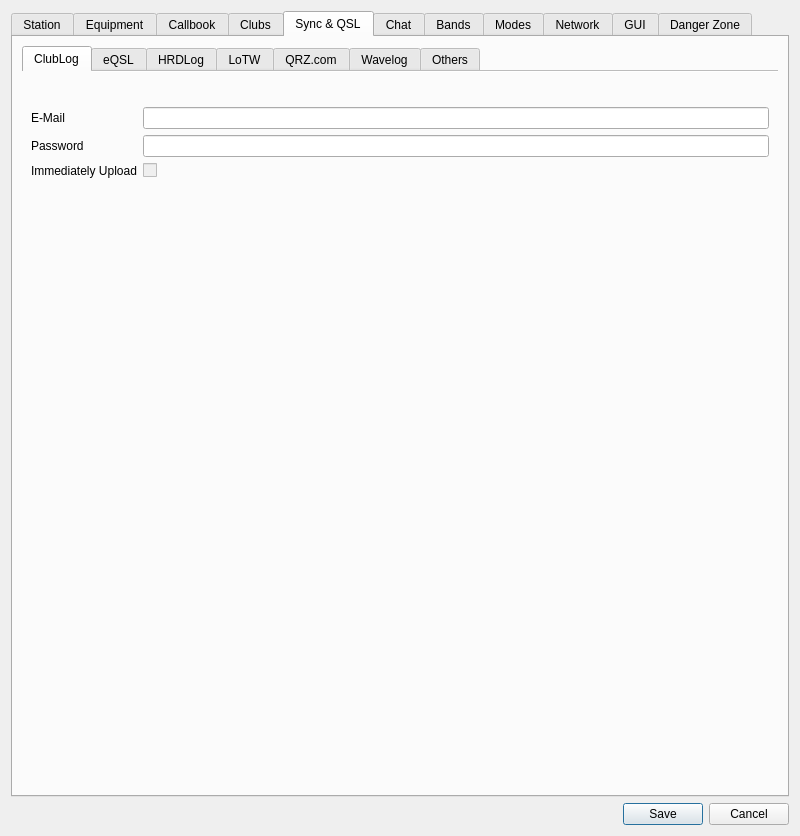
Above: ui/SettingsDialog.ui from foldynl/QLog before the change. Below: the same form after it.
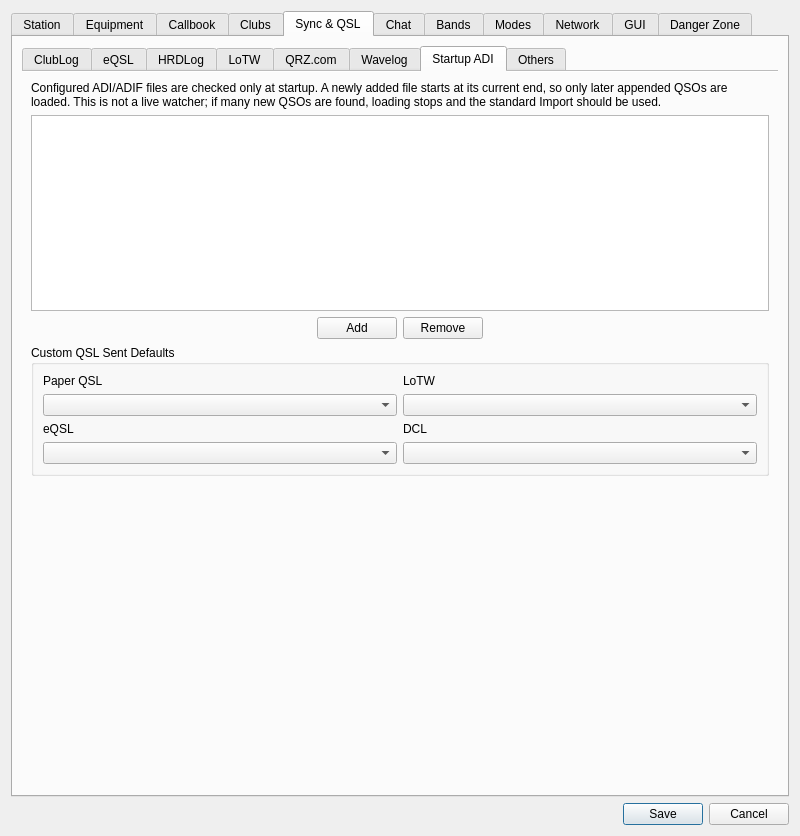
That is the form after the change. The open tabs and pages were chosen to show the change. Icons and pictures are not drawn. Custom widgets are drawn as their Qt base class.

Commit message: Fixed #941 - Settings: Added StartUp ADI file Import

```diff
--- a/ui/SettingsDialog.ui
+++ b/ui/SettingsDialog.ui
@@ -4001,6 +4001,138 @@
            </item>
           </layout>
          </widget>
+         <widget class="QWidget" name="adifFilesSyncQSLTab">
+          <attribute name="title">
+           <string>Startup ADI</string>
+          </attribute>
+          <layout class="QVBoxLayout" name="verticalLayout_21">
+           <item>
+            <widget class="QLabel" name="adifRecoveryDescriptionLabel">
+             <property name="text">
+              <string>Configured ADI/ADIF files are checked only at startup. A newly added file starts at its current end, so only later appended QSOs are loaded. This is not a live watcher; if many new QSOs are found, loading stops and the standard Import should be used.</string>
+             </property>
+             <property name="wordWrap">
+              <bool>true</bool>
+             </property>
+            </widget>
+           </item>
+           <item>
+            <widget class="QTableView" name="adifFileTableView">
+             <property name="alternatingRowColors">
+              <bool>true</bool>
+             </property>
+             <property name="selectionMode">
+              <enum>QAbstractItemView::ExtendedSelection</enum>
+             </property>
+             <property name="selectionBehavior">
+              <enum>QAbstractItemView::SelectRows</enum>
+             </property>
+             <attribute name="verticalHeaderVisible">
+              <bool>false</bool>
+             </attribute>
+            </widget>
+           </item>
+           <item>
+            <layout class="QHBoxLayout" name="adifFilesButtonLayout">
+             <item>
+              <spacer name="horizontalSpacer_11">
+               <property name="orientation">
+                <enum>Qt::Horizontal</enum>
+               </property>
+               <property name="sizeHint" stdset="0">
+                <size>
+                 <width>40</width>
+                 <height>20</height>
+                </size>
+               </property>
+              </spacer>
+             </item>
+             <item>
+              <widget class="QPushButton" name="adifFileAddButton">
+               <property name="text">
+                <string>Add</string>
+               </property>
+              </widget>
+             </item>
+             <item>
+              <widget class="QPushButton" name="adifFileRemoveButton">
+               <property name="toolTip">
+                <string>Removing a file also forgets its recovery position.</string>
+               </property>
+               <property name="text">
+                <string>Remove</string>
+               </property>
+              </widget>
+             </item>
+             <item>
+              <spacer name="horizontalSpacer_16">
+               <property name="orientation">
+                <enum>Qt::Horizontal</enum>
+               </property>
+               <property name="sizeHint" stdset="0">
+                <size>
+                 <width>40</width>
+                 <height>20</height>
+                </size>
+               </property>
+              </spacer>
+             </item>
+            </layout>
+           </item>
+           <item>
+            <widget class="QGroupBox" name="adifRecoveryCustomQslGroupBox">
+             <property name="toolTip">
+              <string>Used when a file row has Missing QSL Sent set to Custom. Explicit ADIF values are kept.</string>
+             </property>
+             <property name="title">
+              <string>Custom QSL Sent Defaults</string>
+             </property>
+             <layout class="QGridLayout" name="adifRecoveryCustomQslLayout">
+              <item row="0" column="0">
+               <widget class="QLabel" name="adifRecoveryQslSentStatusPaperLabel">
+                <property name="text">
+                 <string>Paper QSL</string>
+                </property>
+               </widget>
+              </item>
+              <item row="2" column="0">
+               <widget class="QLabel" name="adifRecoveryQslSentStatusEqslLabel">
+                <property name="text">
+                 <string>eQSL</string>
+                </property>
+               </widget>
+              </item>
+              <item row="0" column="2">
+               <widget class="QLabel" name="adifRecoveryQslSentStatusLotwLabel">
+                <property name="text">
+                 <string>LoTW</string>
+                </property>
+               </widget>
+              </item>
+              <item row="2" column="2">
+               <widget class="QLabel" name="adifRecoveryQslSentStatusDclLabel">
+                <property name="text">
+                 <string>DCL</string>
+                </property>
+               </widget>
+              </item>
+              <item row="1" column="0">
+               <widget class="QComboBox" name="adifRecoveryQslSentStatusPaperCombo"/>
+              </item>
+              <item row="3" column="0">
+               <widget class="QComboBox" name="adifRecoveryQslSentStatusEqslCombo"/>
+              </item>
+              <item row="1" column="2">
+               <widget class="QComboBox" name="adifRecoveryQslSentStatusLotwCombo"/>
+              </item>
+              <item row="3" column="2">
+               <widget class="QComboBox" name="adifRecoveryQslSentStatusDclCombo"/>
+              </item>
+             </layout>
+            </widget>
+           </item>
+          </layout>
+         </widget>
          <widget class="QWidget" name="othersTab">
           <attribute name="title">
            <string>Others</string>
```
Left out of the diff: 36 changed lines with no effect on the pictures. The commit also changes 12 other files.
